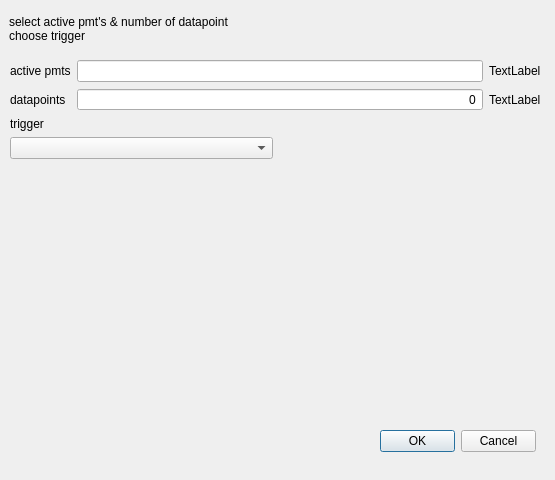
Old version of the form TildaHost/source/Interface/SimpleCounter/Ui_Simp_Count_Dial.ui in the repository lasersphere/Tilda.
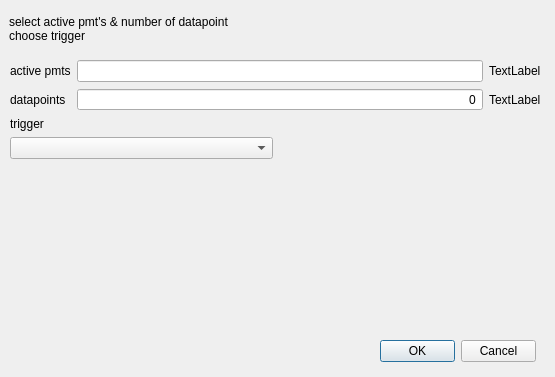
New version of the form.

Commit message: Worked on UI: * user input for trigger parameters is saved in buffer_pars * time-gate ui is implemented

Patch:
```diff
--- a/TildaHost/source/Interface/SimpleCounter/Ui_Simp_Count_Dial.ui
+++ b/TildaHost/source/Interface/SimpleCounter/Ui_Simp_Count_Dial.ui
@@ -7,7 +7,7 @@
     <x>0</x>
     <y>0</y>
     <width>555</width>
-    <height>480</height>
+    <height>377</height>
    </rect>
   </property>
   <property name="windowTitle">
@@ -36,7 +36,7 @@
    <property name="geometry">
     <rect>
      <x>380</x>
-     <y>430</y>
+     <y>340</y>
      <width>156</width>
      <height>23</height>
     </rect>
@@ -54,9 +54,11 @@
      <x>10</x>
      <y>60</y>
      <width>531</width>
-     <height>191</height>
+     <height>271</height>
     </rect>
    </property>
+   <layout class="QVBoxLayout" name="verticalLayout_4">
+    <item>
    <layout class="QVBoxLayout" name="verticalLayout">
     <property name="sizeConstraint">
      <enum>QLayout::SetNoConstraint</enum>
@@ -167,8 +169,10 @@
       </item>
      </layout>
     </item>
+     </layout>
+    </item>
     <item>
-     <spacer name="verticalSpacer_3">
+     <spacer name="verticalSpacer_4">
       <property name="orientation">
        <enum>Qt::Vertical</enum>
       </property>
```
Left out of the diff: 13 changed lines with no effect on the pictures. Lines whose indentation alone changed are shown as unchanged. The commit also changes 5 other files.
